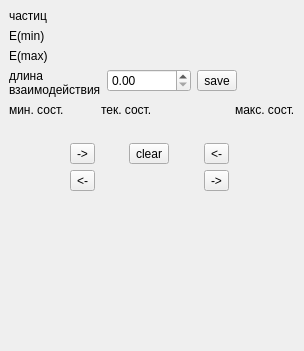
Before: the Qt Designer form systemproperties.ui in uyras/QtViewer, drawn with Qt 5.
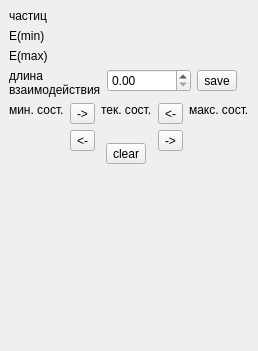
After: the same form once the commit is applied. Icons and pictures are not drawn.

Commit message: Мелкое обновление

Patch:
```diff
--- a/systemproperties.ui
+++ b/systemproperties.ui
@@ -6,16 +6,22 @@
    <rect>
     <x>0</x>
     <y>0</y>
-    <width>304</width>
+    <width>258</width>
     <height>351</height>
    </rect>
   </property>
   <property name="sizePolicy">
-   <sizepolicy hsizetype="Minimum" vsizetype="Preferred">
+   <sizepolicy hsizetype="Fixed" vsizetype="Preferred">
     <horstretch>0</horstretch>
     <verstretch>0</verstretch>
    </sizepolicy>
   </property>
+  <property name="maximumSize">
+   <size>
+    <width>259</width>
+    <height>524287</height>
+   </size>
+  </property>
   <property name="floating">
    <bool>false</bool>
   </property>
@@ -191,19 +197,6 @@
       </item>
       <item>
        <layout class="QVBoxLayout" name="verticalLayout_6">
-        <item>
-         <spacer name="verticalSpacer_3">
-          <property name="orientation">
-           <enum>Qt::Vertical</enum>
-          </property>
-          <property name="sizeHint" stdset="0">
-           <size>
-            <width>20</width>
-            <height>40</height>
-           </size>
-          </property>
-         </spacer>
-        </item>
         <item>
          <widget class="QToolButton" name="minStateLoadBtn">
           <property name="toolTip">
@@ -348,19 +341,6 @@
       </item>
       <item>
        <layout class="QVBoxLayout" name="verticalLayout_7">
-        <item>
-         <spacer name="verticalSpacer_5">
-          <property name="orientation">
-           <enum>Qt::Vertical</enum>
-          </property>
-          <property name="sizeHint" stdset="0">
-           <size>
-            <width>20</width>
-            <height>40</height>
-           </size>
-          </property>
-         </spacer>
-        </item>
         <item>
          <widget class="QToolButton" name="maxStateLoadBtn">
           <property name="toolTip">
```
